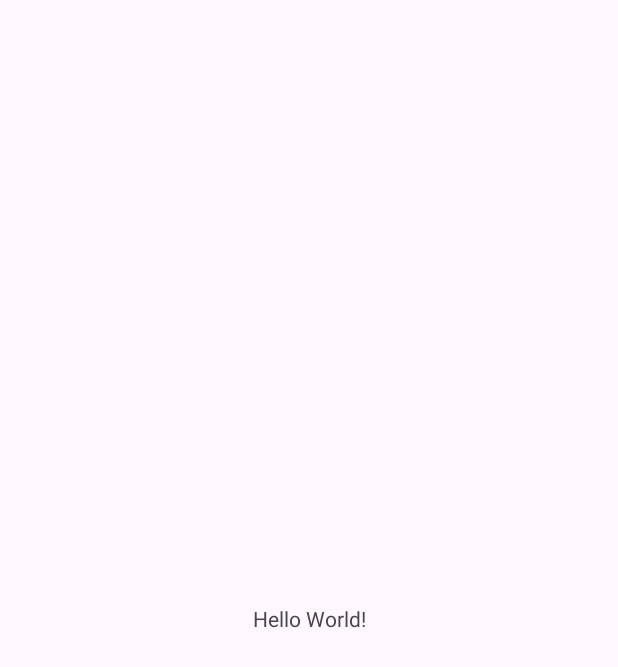
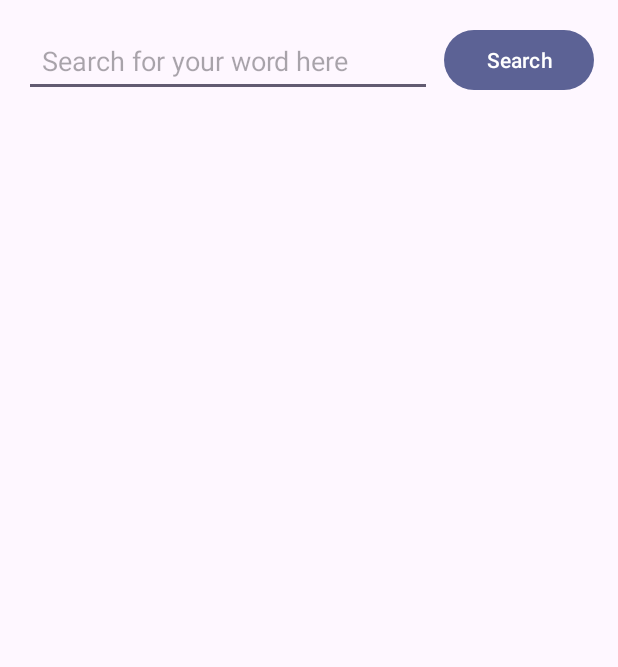
Before and after one commit to FGSPol/Dictionary, an Android app: the screen it shows after launch (MainActivity), on a phone screen of 412 x 824 dp. Before the commit the part shown is almost empty. Shown: the top 667 px of the screen. Run offline under Robolectric (Android 15) with nearby library versions, the phone set to English and light mode, and no system bars.

```diff
--- a/app/src/main/AndroidManifest.xml
+++ b/app/src/main/AndroidManifest.xml
@@ -1,6 +1,8 @@
 <?xml version="1.0" encoding="utf-8"?>
 <manifest xmlns:android="http://schemas.android.com/apk/res/android"
     xmlns:tools="http://schemas.android.com/tools">
+
+    <uses-permission android:name="android.permission.INTERNET"/>
 
     <application
         android:allowBackup="true"
--- a/app/src/main/res/layout/activity_main.xml
+++ b/app/src/main/res/layout/activity_main.xml
@@ -1,18 +1,68 @@
 <?xml version="1.0" encoding="utf-8"?>
-<androidx.constraintlayout.widget.ConstraintLayout xmlns:android="http://schemas.android.com/apk/res/android"
+<LinearLayout xmlns:android="http://schemas.android.com/apk/res/android"
     xmlns:app="http://schemas.android.com/apk/res-auto"
     xmlns:tools="http://schemas.android.com/tools"
     android:layout_width="match_parent"
     android:layout_height="match_parent"
+    android:padding="16dp"
+    android:orientation="vertical"
     tools:context=".MainActivity">
+
+    <RelativeLayout
+        android:layout_width="match_parent"
+        android:layout_height="wrap_content">
+
+        <EditText
+            android:layout_width="match_parent"
+            android:layout_height="wrap_content"
+            android:hint="Search for your word here"
+            android:layout_toLeftOf="@id/search_btn"
+            android:id="@+id/search_input"
+            android:padding="12dp"/>
+        <Button
+            android:layout_width="100dp"
+            android:layout_height="wrap_content"
+            android:id="@+id/search_btn"
+            android:text="Search"
+            android:layout_alignParentEnd="true"
+            android:layout_marginStart="8dp"/>
+        <ProgressBar
+            android:layout_width="100dp"
+            android:layout_height="24dp"
+            android:layout_alignParentEnd="true"
+            android:layout_centerInParent="true"
+            android:indeterminateTint="@color/my_primary"
+            android:id="@+id/progress_bar"
+            android:visibility="gone"/>
+
+
+
+    </RelativeLayout>
+
 
     <TextView
         android:layout_width="wrap_content"
         android:layout_height="wrap_content"
-        android:text="Hello World!"
-        app:layout_constraintBottom_toBottomOf="parent"
-        app:layout_constraintEnd_toEndOf="parent"
-        app:layout_constraintStart_toStartOf="parent"
-        app:layout_constraintTop_toTopOf="parent" />
+        tools:text="word"
+        android:textSize="30sp"
+        android:textStyle="bold"
+        android:layout_marginTop="8dp"
+        android:textColor="#1565C0"
+        android:id="@+id/word_textview"
+        />
 
-</androidx.constraintlayout.widget.ConstraintLayout>
+    <TextView
+        android:layout_width="wrap_content"
+        android:layout_height="wrap_content"
+        tools:text="/t e s t/"
+        android:textColor="@color/grey"
+        android:id="@+id/phonetic_textview"/>
+
+    <androidx.recyclerview.widget.RecyclerView
+        android:layout_width="match_parent"
+        android:layout_height="match_parent"
+        android:id="@+id/meaning_recycler_view"/>
+
+
+
+</LinearLayout>
--- a/app/src/main/res/values-night/themes.xml
+++ b/app/src/main/res/values-night/themes.xml
@@ -2,6 +2,6 @@
     <!-- Base application theme. -->
     <style name="Base.Theme.Dictionary" parent="Theme.Material3.DayNight.NoActionBar">
         <!-- Customize your dark theme here. -->
-        <!-- <item name="colorPrimary">@color/my_dark_primary</item> -->
+        <item name="colorPrimary">@color/my_primary</item>
     </style>
 </resources>
--- a/app/src/main/res/values/colors.xml
+++ b/app/src/main/res/values/colors.xml
@@ -2,4 +2,6 @@
 <resources>
     <color name="black">#FF000000</color>
     <color name="white">#FFFFFFFF</color>
+    <color name="my_primary">#A90B1860</color>
+    <color name="grey">#898989</color>
 </resources>
--- a/app/src/main/res/values/themes.xml
+++ b/app/src/main/res/values/themes.xml
@@ -2,7 +2,7 @@
     <!-- Base application theme. -->
     <style name="Base.Theme.Dictionary" parent="Theme.Material3.DayNight.NoActionBar">
         <!-- Customize your light theme here. -->
-        <!-- <item name="colorPrimary">@color/my_light_primary</item> -->
+      <item name="colorPrimary">@color/my_primary</item>
     </style>
 
     <style name="Theme.Dictionary" parent="Base.Theme.Dictionary" />
```
Also changed, not shown: app/build.gradle.kts (+9 -1 lines), app/src/main/java/fr/isep/dictionary/MainActivity.kt (+63 -1 lines), app/src/main/java/fr/isep/dictionary/MeaningAdapter.kt (added, +61 -0 lines), app/src/main/java/fr/isep/dictionary/models/theWord.kt (added, +18 -0 lines), app/src/main/java/fr/isep/dictionary/util/DictionaryApi.kt (added, +12 -0 lines), app/src/main/java/fr/isep/dictionary/util/RetrofitInstance.kt (added, +21 -0 lines), app/src/main/res/layout/descriptions_of_the_word.xml (added, +65 -0 lines).
